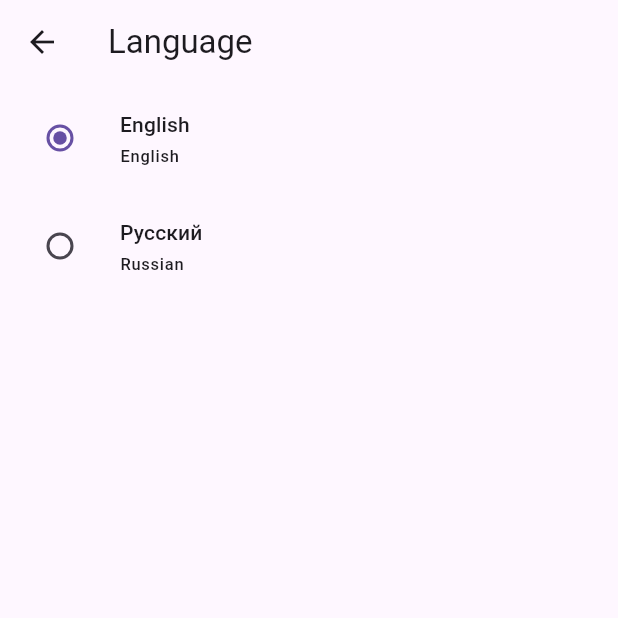
After one commit to artem-petrushenko/Spotify, a Flutter app: the LocalizationScreen screen opened by its route, on a phone screen of 412 x 824 dp, the top half of it. The commit adds this screen. Run offline on Flutter 3.47's test engine with Material 2 defaults, Android fonts, the light colour scheme and no system bars; our stand-ins replace flutter_secure_storage, flutter_svg, shared_preferences; accounts and stored records are empty; generated files the repository leaves out were written again.

Commit message:
Added: Added localization for further translation of the application

```diff
--- /dev/null
+++ b/l10n.yaml
@@ -0,0 +1,3 @@
+arb-dir: lib/l10n
+template-arb-file: app_en.arb
+output-localization-file: app_localizations.dart
--- a/lib/domain/factory/screen_factory.dart
+++ b/lib/domain/factory/screen_factory.dart
@@ -3,6 +3,8 @@ import 'package:provider/provider.dart';
 
 import 'package:spotify_client/ui/screens/artist/artist_model.dart';
 import 'package:spotify_client/ui/screens/artist/artist_screen.dart';
+
+import 'package:spotify_client/ui/screens/language/localization_screen.dart';
 
 import 'package:spotify_client/ui/screens/media_library/media_library_model.dart';
 import 'package:spotify_client/ui/screens/media_library/media_library_screen.dart';
@@ -103,4 +105,8 @@ class ScreenFactory {
       child: const SettingsScreen(),
     );
   }
+
+  Widget makeLocalization() {
+    return const LocalizationScreen();
+  }
 }
--- /dev/null
+++ b/lib/domain/services/localization_service.dart
@@ -0,0 +1,11 @@
+import 'package:spotify_client/domain/data_providers/localization_provider.dart';
+
+class LocalizationService {
+  final _localizationProvider = LocalizationProvider();
+
+  Future<String> getLocalizationFromProvider() async =>
+      await _localizationProvider.getLocalization();
+
+  Future<void> setLocalizationToProvider(String value) async =>
+      await _localizationProvider.setLocalization(value);
+}
--- a/lib/ui/navigation/main_navigation.dart
+++ b/lib/ui/navigation/main_navigation.dart
@@ -15,6 +15,7 @@ abstract class MainNavigationRouteNames {
   static const musicPlaylistScreen = '/music_playlist';
   static const albumScreen = '/album';
   static const artistScreen = '/artist';
+  static const localizationScreen = '/localization';
 }
 
 class MainNavigation {
@@ -32,6 +33,8 @@ class MainNavigation {
         _screenFactory.makeSettings(),
     MainNavigationRouteNames.userProfileScreen: (_) =>
         _screenFactory.makeUserProfile(),
+    MainNavigationRouteNames.localizationScreen: (_) =>
+        _screenFactory.makeLocalization(),
   };
 
   Route<Object> onGenerateRoute(RouteSettings settings) {
--- /dev/null
+++ b/lib/ui/screens/language/localization_model.dart
@@ -0,0 +1,58 @@
+import 'package:flutter/material.dart';
+
+import 'package:spotify_client/domain/services/localization_service.dart';
+
+enum LocalizationLanguages {
+  english,
+  russian,
+}
+
+class LocalizationViewModel extends ChangeNotifier {
+  LocalizationViewModel({required this.localization}) {
+    _getLocalizationData();
+  }
+
+  final _localizationService = LocalizationService();
+
+  late LocalizationLanguages localization;
+
+  String get localizationUnicode =>
+      _localizationLanguagesToString(localization);
+
+  void setLocalizationData(LocalizationLanguages value) {
+    localization = value;
+    _localizationService.setLocalizationToProvider(
+        _localizationLanguagesToString(localization));
+    notifyListeners();
+  }
+
+  Future<void> _getLocalizationData() async {
+    localization = _stringToLocalizationLanguages(
+        await _localizationService.getLocalizationFromProvider());
+    notifyListeners();
+  }
+
+  String _localizationLanguagesToString(
+      LocalizationLanguages localizationLanguages) {
+    switch (localizationLanguages) {
+      case LocalizationLanguages.russian:
+        return 'ru';
+      case LocalizationLanguages.english:
+        return 'en';
+      default:
+        return 'en';
+    }
+  }
+
+  LocalizationLanguages _stringToLocalizationLanguages(
+      String localizationUnicode) {
+    switch (localizationUnicode) {
+      case 'ru':
+        return LocalizationLanguages.russian;
+      case 'en':
+        return LocalizationLanguages.english;
+      default:
+        return LocalizationLanguages.english;
+    }
+  }
+}
--- /dev/null
+++ b/lib/ui/screens/language/localization_screen.dart
@@ -0,0 +1,48 @@
+import 'package:flutter/material.dart';
+import 'package:provider/provider.dart';
+
+import 'package:flutter_gen/gen_l10n/app_localizations.dart';
+
+import 'package:spotify_client/ui/screens/language/localization_model.dart';
+
+class LocalizationScreen extends StatelessWidget {
+  const LocalizationScreen({Key? key}) : super(key: key);
+
+  @override
+  Widget build(BuildContext context) {
+    final model = context.watch<LocalizationViewModel>();
+    return Scaffold(
+      appBar: AppBar(
+        title: Text(AppLocalizations.of(context)!.language),
+      ),
+      body: Column(
+        children: [
+          ListTile(
+            title:
+                Text('English', style: Theme.of(context).textTheme.labelLarge),
+            subtitle:
+                Text('English', style: Theme.of(context).textTheme.labelSmall),
+            leading: Radio<LocalizationLanguages>(
+              value: LocalizationLanguages.english,
+              groupValue: model.localization,
+              onChanged: (LocalizationLanguages? value) => model
+                  .setLocalizationData(value ?? LocalizationLanguages.english),
+            ),
+          ),
+          ListTile(
+            title:
+                Text('Русский', style: Theme.of(context).textTheme.labelLarge),
+            subtitle:
+                Text('Russian', style: Theme.of(context).textTheme.labelSmall),
+            leading: Radio<LocalizationLanguages>(
+              value: LocalizationLanguages.russian,
+              groupValue: model.localization,
+              onChanged: (LocalizationLanguages? value) => model
+                  .setLocalizationData(value ?? LocalizationLanguages.english),
+            ),
+          ),
+        ],
+      ),
+    );
+  }
+}
--- a/lib/ui/screens/media_library/screens_status/media_library_is_success_screen.dart
+++ b/lib/ui/screens/media_library/screens_status/media_library_is_success_screen.dart
@@ -1,5 +1,7 @@
 import 'package:flutter/material.dart';
 import 'package:provider/provider.dart';
+
+import 'package:flutter_gen/gen_l10n/app_localizations.dart';
 
 import 'package:spotify_client/ui/screens/media_library/media_library_model.dart';
 
@@ -16,7 +18,7 @@ class MediaLibraryIsSuccessScreen extends StatelessWidget {
         SliverAppBar(
           centerTitle: true,
           title: Text(
-            'Media Library',
+            AppLocalizations.of(context)!.mediaLibrary,
             style: Theme.of(context).textTheme.headlineSmall,
           ),
           floating: true,
--- a/lib/ui/screens/settings/setting_model.dart
+++ b/lib/ui/screens/settings/setting_model.dart
@@ -11,4 +11,8 @@ class SettingViewModel extends ChangeNotifier {
     _authService.logout();
     MainNavigation.resetNavigation(context);
   }
+
+  Future<void> openLocalization(BuildContext context) async {
+    Navigator.pushNamed(context, MainNavigationRouteNames.localizationScreen);
+  }
 }
--- a/pubspec.yaml
+++ b/pubspec.yaml
@@ -45,6 +45,9 @@ dependencies:
   flutter_secure_storage: ^8.0.0
   json_annotation: ^4.8.0
   cached_network_image: ^3.1.0
+  flutter_localizations:
+    sdk: flutter
+  intl: ^0.17.0
 
 dev_dependencies:
   flutter_test:
@@ -74,6 +77,8 @@ flutter:
   assets:
     - assets/images/
 
+  generate: true
+
   # An image asset can refer to one or more resolution-specific "variants", see
   # https://flutter.dev/assets-and-images/#resolution-aware
 
```
Also changed, not shown: lib/domain/data_providers/localization_provider.dart (added, +19 -0 lines), lib/l10n/app_en.arb (added, +7 -0 lines), lib/l10n/app_ru.arb (added, +7 -0 lines), lib/main.dart (+8 -3 lines), lib/ui/screens/app/my_app.dart (+8 -1 lines), lib/ui/screens/settings/settings_screen.dart (+8 -5 lines), pubspec.lock.
